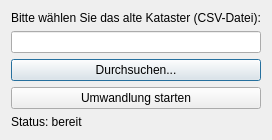
Qt form treesta_importer_dialog_base.ui (baumsicht/Treesta_Importer) before a commit.
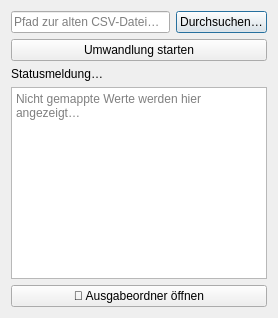
The same form after that commit.

```diff
--- a/treesta_importer_dialog_base.ui
+++ b/treesta_importer_dialog_base.ui
@@ -7,21 +7,22 @@
   </property>
   <layout class="QVBoxLayout" name="verticalLayout">
    <item>
-    <widget class="QLabel" name="labelInstructions">
-     <property name="text">
-      <string>Bitte wählen Sie das alte Kataster (CSV-Datei):</string>
+    <layout class="QHBoxLayout" name="inputLayout">
+     <item>
+      <widget class="QLineEdit" name="lineEditInput">
+       <property name="placeholderText">
+        <string>Pfad zur alten CSV-Datei…</string>
      </property>
     </widget>
    </item>
-   <item>
-    <widget class="QLineEdit" name="lineEditInput"/>
-   </item>
    <item>
     <widget class="QPushButton" name="btnBrowse">
      <property name="text">
-      <string>Durchsuchen...</string>
-     </property>
-    </widget>
+        <string>Durchsuchen…</string>
+       </property>
+      </widget>
+     </item>
+    </layout>
    </item>
    <item>
     <widget class="QPushButton" name="btnConvert">
@@ -33,7 +34,27 @@
    <item>
     <widget class="QLabel" name="labelStatus">
      <property name="text">
-      <string>Status: bereit</string>
+      <string>Statusmeldung…</string>
+     </property>
+     <property name="wordWrap">
+      <bool>true</bool>
+     </property>
+    </widget>
+   </item>
+   <item>
+    <widget class="QTextEdit" name="textEditUnmapped">
+     <property name="readOnly">
+      <bool>true</bool>
+     </property>
+     <property name="placeholderText">
+      <string>Nicht gemappte Werte werden hier angezeigt…</string>
+     </property>
+    </widget>
+   </item>
+   <item>
+    <widget class="QPushButton" name="btnOpenFolder">
+     <property name="text">
+      <string>📂 Ausgabeordner öffnen</string>
      </property>
     </widget>
    </item>
```
Left out of the diff: 4 changed lines with no effect on the pictures. Lines whose indentation alone changed are shown as unchanged.
